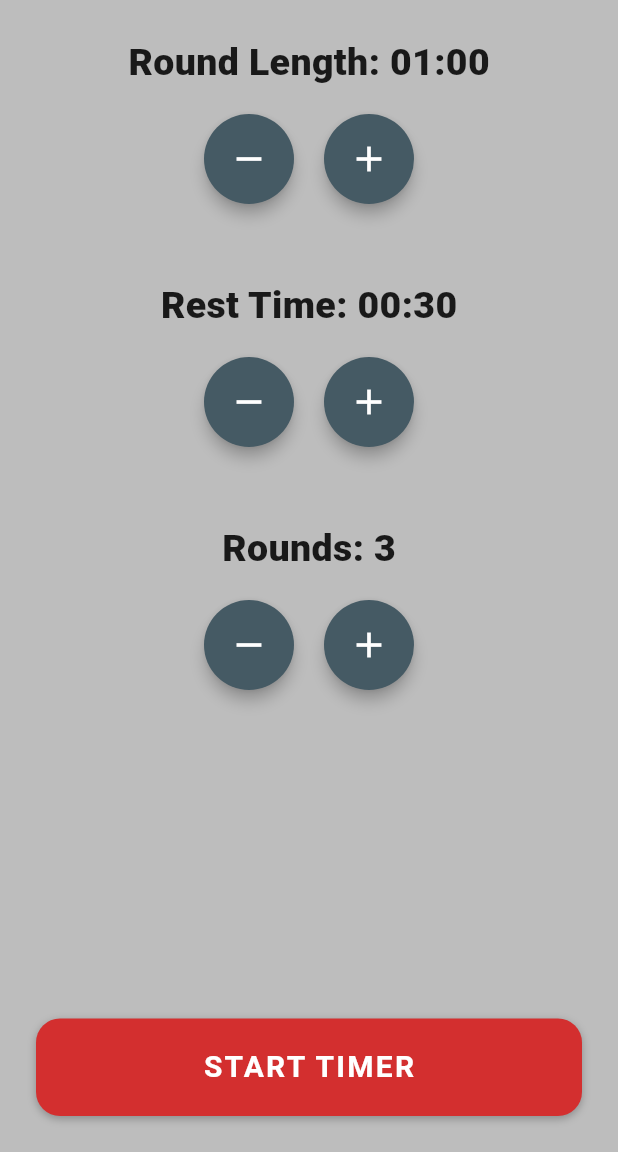
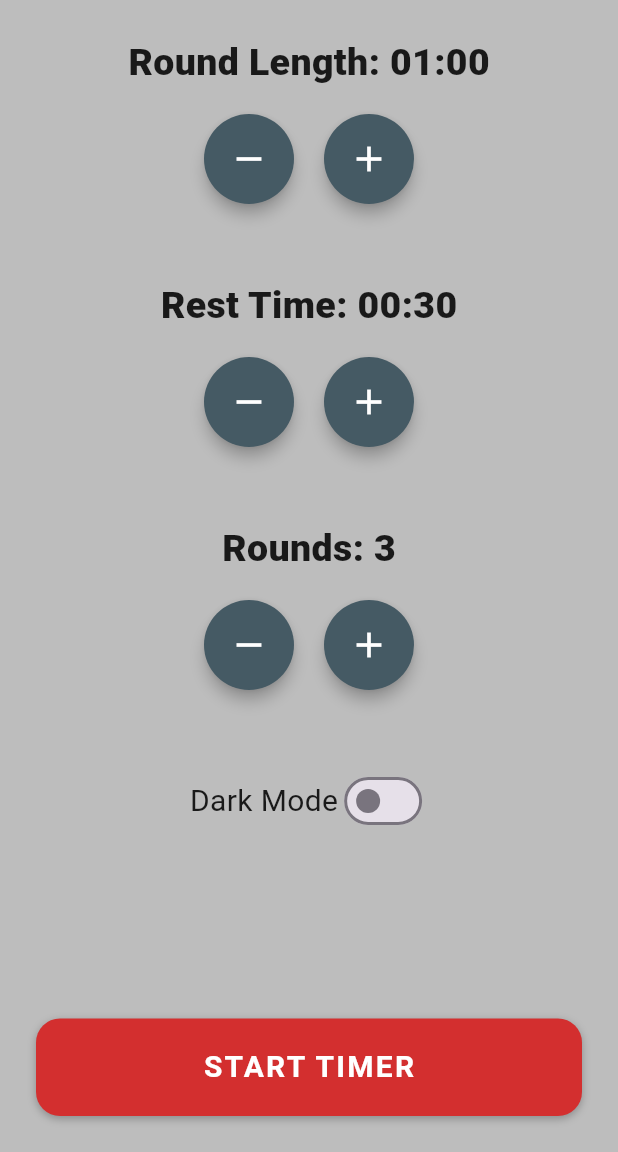
Before and after one commit to qafromla/boxin_app_2.0, a Flutter app: the screen it shows after launch, on a phone screen of 412 x 824 dp, the part 84-1236 px from its top. Run offline on Flutter 3.47's test engine with Material 3 defaults, Android fonts, the phone set to English and light mode, and no system bars; our stand-ins replace audioplayers, wakelock_plus.

Commit message:
dark mode

```diff
--- a/lib/main.dart
+++ b/lib/main.dart
@@ -1,34 +1,8 @@
 import 'package:flutter/material.dart';
 import 'screens/setting_screen.dart';
-// void main() {
-//   runApp(BoxingTimerApp());
-// }
-//
-// class BoxingTimerApp extends StatelessWidget {
-//   const BoxingTimerApp({super.key});
-//
-//   @override
-//   Widget build(BuildContext context) {
-//     return MaterialApp(
-//         debugShowCheckedModeBanner: false,
-//         theme: ThemeData.dark().copyWith(
-//           scaffoldBackgroundColor: Color(0xFF0A0E21),
-//           appBarTheme: AppBarTheme(
-//             backgroundColor: Color(0xFF0A0E21),
-//             elevation: 0,
-//             centerTitle: true,
-//             titleTextStyle: TextStyle(
-//               color: Colors.white,
-//               fontSize: 20,
-//               fontWeight: FontWeight.bold,
-//             ),
-//           )
-//         ),
-//         title: 'Boxing Time',
-//         home: SettingScreen());
-//   }
-// }
 
+// Add a ValueNotifier to manage the theme mode
+final ValueNotifier<ThemeMode> themeNotifier = ValueNotifier(ThemeMode.light);
 
 void main() {
   runApp(BoxingTimerApp());
@@ -39,6 +13,9 @@ class BoxingTimerApp extends StatelessWidget {
 
   @override
   Widget build(BuildContext context) {
+    return ValueListenableBuilder<ThemeMode>(
+      valueListenable: themeNotifier,
+      builder: (context, currentTheme, child) {
         return MaterialApp(
           debugShowCheckedModeBanner: false,
           theme: ThemeData.light().copyWith(
@@ -59,8 +36,29 @@ class BoxingTimerApp extends StatelessWidget {
               displayColor: Colors.black87,
             ),
           ),
+          darkTheme: ThemeData.dark().copyWith(
+            scaffoldBackgroundColor: Color(0xFF0A0E21), // background
+            appBarTheme: AppBarTheme(
+              backgroundColor: Color(0xFF0A0E21), // app bar
+              elevation: 0,
+              centerTitle: true,
+              titleTextStyle: TextStyle(
+                color: Colors.white, // white title
+                fontSize: 20,
+                fontWeight: FontWeight.bold,
+              ),
+              iconTheme: IconThemeData(color: Colors.white),
+            ),
+            textTheme: ThemeData.dark().textTheme.apply(
+              bodyColor: Colors.white,
+              displayColor: Colors.white,
+            ),
+          ),
+          themeMode: currentTheme, // Use the current theme mode
           title: 'Boxing Timer',
           home: SettingScreen(),
         );
+      },
+    );
   }
 }
--- a/lib/screens/setting_screen.dart
+++ b/lib/screens/setting_screen.dart
@@ -3,6 +3,7 @@ import 'package:boxing_app/widgets/icon_buttons.dart';
 import 'package:boxing_app/widgets/bottom_button.dart';
 import 'package:boxing_app/screens/timer_sreen.dart';
 import 'package:boxing_app/utilities/sound_player.dart';
+import '../main.dart'; // Import the themeNotifier
 
 class SettingScreen extends StatefulWidget {
   @override
@@ -10,7 +11,6 @@ class SettingScreen extends StatefulWidget {
 }
 
 class _SettingScreenState extends State<SettingScreen> {
-  // const SettingScreen({super.key});
   int _roundLength = 60;
 
   int _restTime = 30;
@@ -37,7 +37,6 @@ class _SettingScreenState extends State<SettingScreen> {
     });
   }
 
-
   void _decrementRestTime() {
     setState(() {
       if (_restTime > 10) {
@@ -45,7 +44,6 @@ class _SettingScreenState extends State<SettingScreen> {
       }
     });
   }
-
 
   void _incrementRounds() {
     setState(() {
@@ -131,28 +129,42 @@ class _SettingScreenState extends State<SettingScreen> {
                 RoundIconButton(icon: Icons.add, onPressed: _incrementRounds),
               ],
             ),
+            SizedBox(height: 50),
+            // Switch for Dark Mode
+            Row(
+              mainAxisAlignment: MainAxisAlignment.center,
+              children: [
+                Text('Dark Mode', style: TextStyle(fontSize: 20)),
+                Switch(
+                  value: themeNotifier.value == ThemeMode.dark,
+                  onChanged: (value) {
+                    setState(() {
+                      themeNotifier.value =
+                          value ? ThemeMode.dark : ThemeMode.light;
+                    });
+                  },
+                ),
+              ],
+            ),
             Spacer(),
             BottomButton(
               bottomTitle: 'Start timer',
               onTap: () async {
                 SoundPlayer.playRoundStartSound();
                 await Future.delayed(Duration(milliseconds: 500));
-                // final cappedRounds = _rounds > 24 ? 24 : _rounds;
                 Navigator.push(
                   context,
                   MaterialPageRoute(
                     builder:
                         (context) => TimerScreen(
-                      roundLength: _roundLength,
-                      restTime: _restTime,
-                      rounds: _rounds,
-                    ),
+                          roundLength: _roundLength,
+                          restTime: _restTime,
+                          rounds: _rounds,
+                        ),
                   ),
                 );
               },
             ),
-
-            // <-- pushes the button to the bottom
           ],
         ),
       ),
```
Lines whose indentation alone changed are shown as unchanged.
